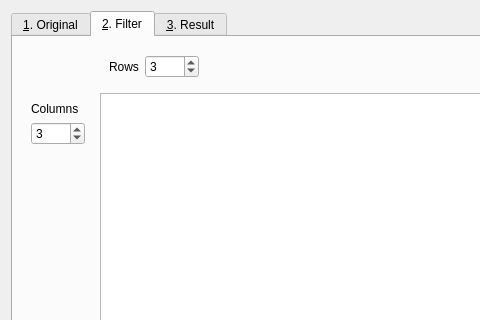
richelbilderbeek/ProjectRichelBilderbeek, file Tools/ToolFilterOperationer/qtfilteroperationermaindialog.ui: the form before one commit; both pictures show x 0 to 480 and y 0 to 320 of the 570 by 478 pixel window.
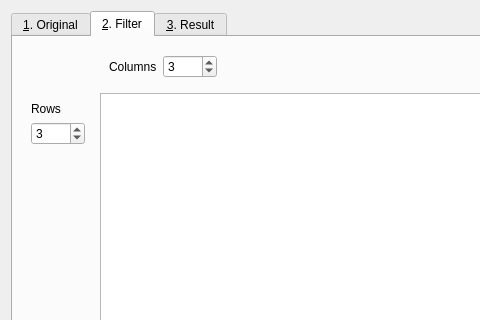
The form after the commit. The open tabs and pages were chosen to show the change.

Commit message: FilterOperationer: added resizing of filter

```diff
--- a/Tools/ToolFilterOperationer/qtfilteroperationermaindialog.ui
+++ b/Tools/ToolFilterOperationer/qtfilteroperationermaindialog.ui
@@ -59,14 +59,14 @@
         <widget class="QWidget" name="widget_filter_rows" native="true">
          <layout class="QHBoxLayout" name="horizontalLayout_2">
           <item>
-           <widget class="QLabel" name="label_filter_rows">
+           <widget class="QLabel" name="label_filter_cols">
             <property name="text">
-             <string>Rows</string>
+             <string>Columns</string>
             </property>
            </widget>
           </item>
           <item>
-           <widget class="QSpinBox" name="box_filter_rows">
+           <widget class="QSpinBox" name="box_filter_cols">
             <property name="minimum">
              <number>1</number>
             </property>
@@ -98,14 +98,14 @@
         <widget class="QWidget" name="widget_filter_cols" native="true">
          <layout class="QVBoxLayout" name="verticalLayout_3">
           <item>
-           <widget class="QLabel" name="label_filter_cols">
+           <widget class="QLabel" name="label_filter_rows">
             <property name="text">
-             <string>Columns</string>
+             <string>Rows</string>
             </property>
            </widget>
           </item>
           <item>
-           <widget class="QSpinBox" name="box_filter_cols">
+           <widget class="QSpinBox" name="box_filter_rows">
             <property name="minimum">
              <number>1</number>
             </property>
```
Left out of the diff: 10 changed lines with no effect on the pictures. The commit also changes 23 other files.
